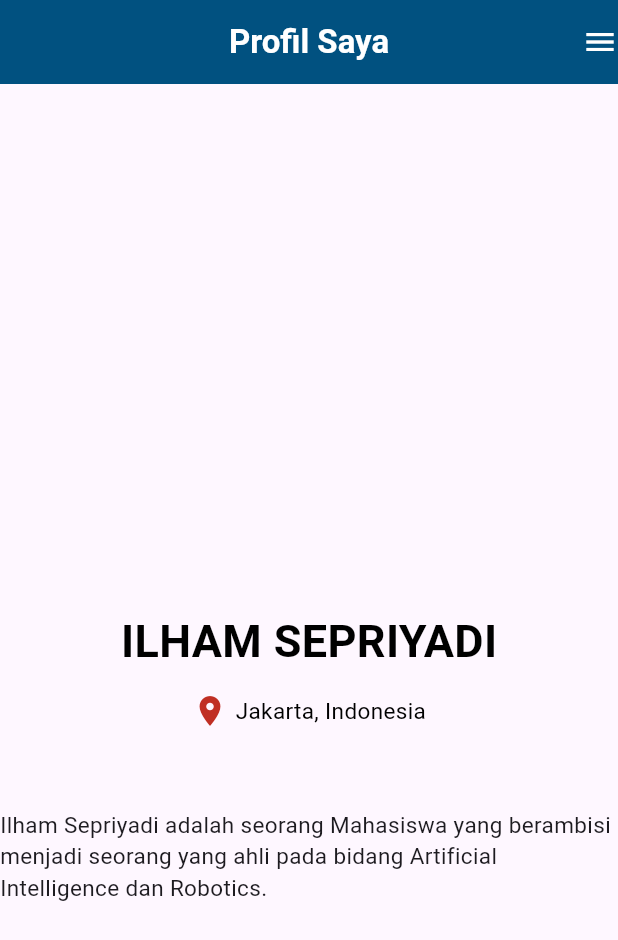
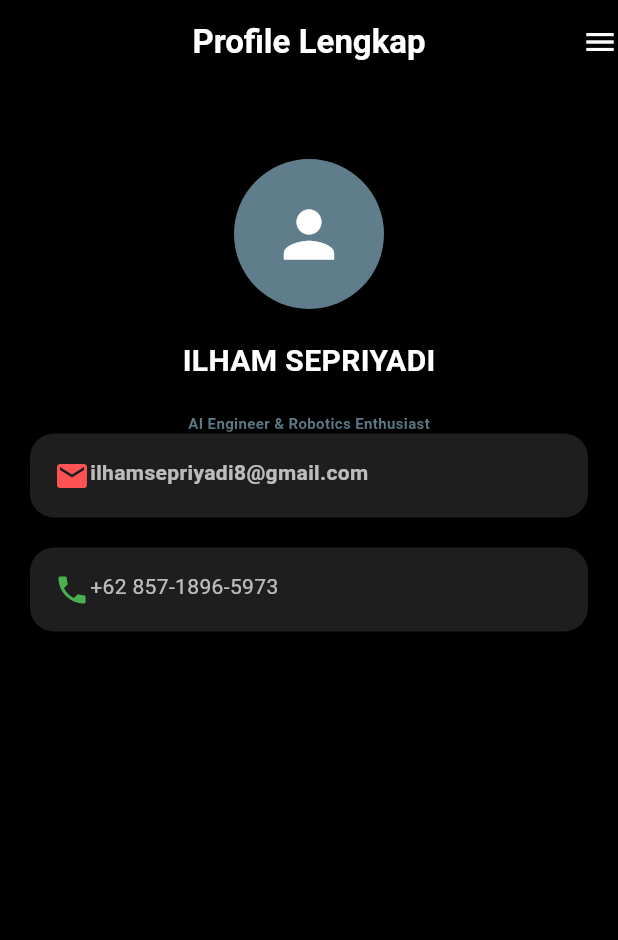
Before and after one commit to IlhamSpryd/ppkd, a Flutter app: the screen it shows after launch, on a phone screen of 412 x 824 dp. Shown: the top 940 px of the screen. Run offline on Flutter 3.47's test engine with Material 3 defaults, Android fonts, the phone set to English and light mode, and no system bars; Roboto replaces fonts that are missing (Montserrat-BoldItalic, Montserrat-Regular).

Commit message:
tugas2Flutter

```diff
--- a/lib/start.dart
+++ b/lib/start.dart
@@ -6,52 +6,119 @@ class StartWidget extends StatelessWidget {
   @override
   Widget build(BuildContext context) {
     return Scaffold(
+      backgroundColor: Colors.black,
       appBar: AppBar(
         title: Text(
-          "Profil Saya",
+          "Profile Lengkap",
           style: TextStyle(color: Colors.white, fontWeight: FontWeight.bold),
         ),
-        backgroundColor: const Color.fromARGB(255, 1, 81, 128),
+        backgroundColor: Colors.black,
         actions: [Icon(Icons.menu_sharp, color: Colors.white)],
         centerTitle: true,
       ),
-      body: Column(
+
+      body: Center(
+        child: Column(
           crossAxisAlignment: CrossAxisAlignment.center,
           children: [
-          SizedBox(height: 350),
-          Text(
+            const SizedBox(height: 50),
+            const CircleAvatar(
+              radius: 50,
+              backgroundColor: Colors.blueGrey,
+              child: Icon(Icons.person, size: 50, color: Colors.white),
+            ),
+            const SizedBox(height: 20),
+            const Text(
               "ILHAM SEPRIYADI",
               style: TextStyle(
-              fontSize: 30,
+                fontSize: 20,
+                color: Colors.white,
+                fontWeight: FontWeight.bold,
+                fontFamily: 'Montserrat-BoldItalic',
+              ),
+            ),
+            const SizedBox(height: 10),
+
+            SizedBox(height: 10),
+            Text(
+              "AI Engineer & Robotics Enthusiast",
+              style: TextStyle(
+                fontSize: 10,
+                color: Colors.blueGrey,
+                fontWeight: FontWeight.bold,
+                fontFamily: 'Montserrat-Regular',
+              ),
+            ),
+
+            Padding(
+              padding: const EdgeInsets.symmetric(horizontal: 20),
+              child: Column(
+                children: [
+                  //Container email
+                  Container(
+                    width: double.infinity,
+                    padding: const EdgeInsets.all(16),
+                    decoration: BoxDecoration(
+                      color: const Color(0xFF1E1E1E),
+                      borderRadius: BorderRadius.circular(16),
+                      boxShadow: [
+                        BoxShadow(
                           color: Colors.black,
+                          blurRadius: 10,
+                          offset: const Offset(0, 4),
+                        ),
+                      ],
+                    ),
+                    child: Row(
+                      crossAxisAlignment: CrossAxisAlignment.start,
+                      children: [
+                        SizedBox(height: 5),
+                        Icon(Icons.mail, color: Colors.redAccent),
+                        Text(
+                          "ilhamsepriyadi8@gmail.com",
+                          style: TextStyle(
+                            fontSize: 14,
+                            color: Colors.white70,
                             fontWeight: FontWeight.bold,
                           ),
                         ),
-          SizedBox(height: 10, width: 5),
-          Row(
-            mainAxisAlignment: MainAxisAlignment.center,
-            children: [
-              Icon(
-                Icons.location_on,
-                color: const Color.fromARGB(255, 192, 47, 36),
+                      ],
                     ),
-              SizedBox(width: 5, height: 30),
-              Text(
-                'Jakarta, Indonesia',
-                style: TextStyle(fontSize: 15, color: Colors.black),
+                  ),
+                  const SizedBox(height: 20),
+
+                  // Container Phone
+                  Container(
+                    width: double.infinity,
+                    padding: const EdgeInsets.all(16),
+                    decoration: BoxDecoration(
+                      color: const Color(0xFF1E1E1E),
+                      borderRadius: BorderRadius.circular(16),
+                      boxShadow: [
+                        BoxShadow(
+                          color: Colors.black,
+                          blurRadius: 10,
+                          offset: const Offset(0, 4),
                         ),
                       ],
                     ),
-          SizedBox(height: 50, width: 10),
-          Column(
+                    child: Row(
+                      crossAxisAlignment: CrossAxisAlignment.start,
                       children: [
+                        SizedBox(height: 5),
+                        Icon(Icons.phone, color: Colors.green),
                         Text(
-                "Ilham Sepriyadi adalah seorang Mahasiswa yang berambisi menjadi seorang yang ahli pada bidang Artificial Intelligence dan Robotics.",
-                style: TextStyle(fontSize: 15, fontFamily: ""),
+                          "+62 857-1896-5973",
+                          style: TextStyle(fontSize: 14, color: Colors.white70),
                         ),
                       ],
                     ),
+                  ),
                 ],
+              ),
+            ),
+          ],
+        ),
       ),
     );
   }
```
Also changed, not shown: pubspec.yaml (+11 -36 lines), assets/fonts/Montserrat-Bold.ttf (added), assets/fonts/Montserrat-BoldItalic.ttf (added), assets/fonts/Montserrat-Italic.ttf (added), assets/fonts/Montserrat-Medium.ttf (added), assets/fonts/Montserrat-Regular.ttf (added). Lines whose indentation alone changed are shown as unchanged.
